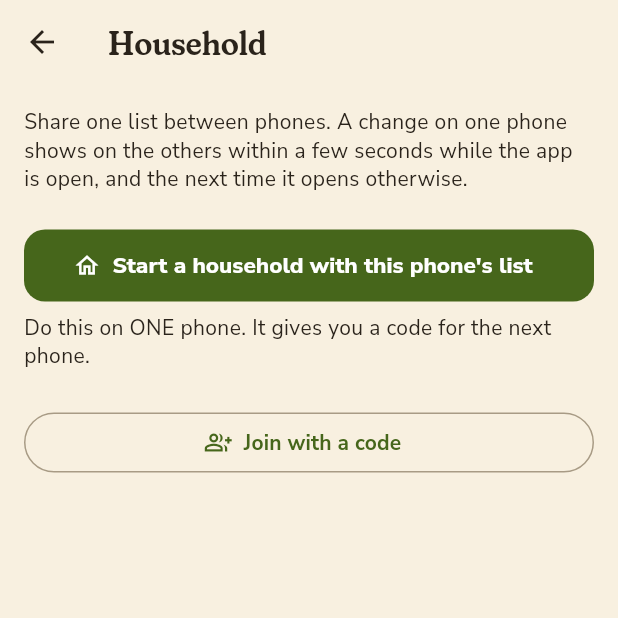
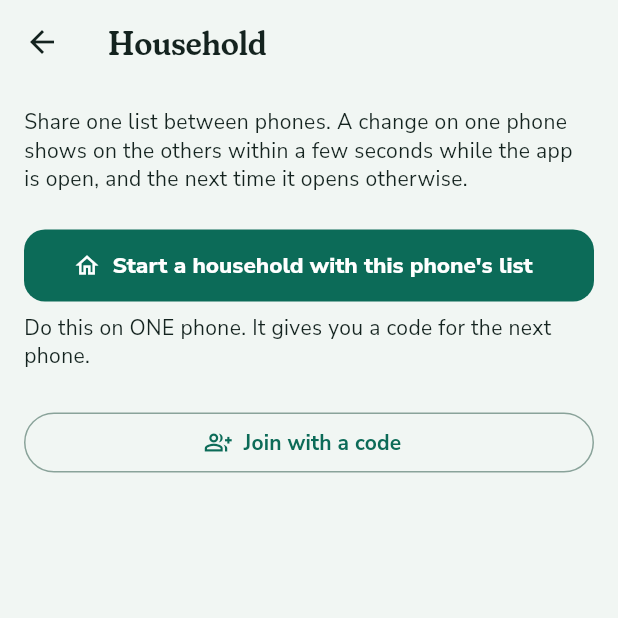
Before and after one commit to combinationsoupstudio/pantry-app, a Flutter app: the SettingsPage screen opened directly, after a tap on "Emily", after a tap on "Share with the household", on a phone screen of 412 x 824 dp, the top half of it. Run offline on Flutter 3.47's test engine with Material 3 defaults, Android fonts, the phone set to English and light mode, and no system bars; our stand-ins replace file_picker, flutter_local_notifications, image_picker, material_ui, share_plus, speech_to_text and 1 more; missing offline and left inert: google_mlkit_text_recognition, mobile_scanner.

Commit message:
feat(look): Market fresh is the default look (#38)
Chris, 24 Nov 2026: 'I like Market Fresh'. Warm pantry stays in Settings.

Co-Authored-By: Claude Opus 5.5 <noreply@anthropic.com>
Claude-Session: https://claude.ai/code/session_01M63q4LQrrBtZZ3g6zPVPHe

```diff
--- a/lib/app.dart
+++ b/lib/app.dart
@@ -21,7 +21,7 @@ class PantryApp extends StatelessWidget {
       child: ListenableBuilder(
         listenable: store,
         builder: (context, _) {
-          final look = PantryLook.fromName(store.setting<String>('look', 'warm'));
+          final look = PantryLook.fromName(store.setting<String>('look', 'market'));
           return MaterialApp(
             title: 'Pantry',
             debugShowCheckedModeBanner: false,
--- a/lib/ui/pages/settings_page.dart
+++ b/lib/ui/pages/settings_page.dart
@@ -81,7 +81,7 @@ class SettingsPage extends StatelessWidget {
                     label: Text(l.label, key: ValueKey('look-${l.name}')),
                   ),
               ],
-              selected: {PantryLook.fromName(store.setting<String>('look', 'warm'))},
+              selected: {PantryLook.fromName(store.setting<String>('look', 'market'))},
               onSelectionChanged: (v) => store.setSetting('look', v.first.name),
             ),
           ),
--- a/lib/ui/theme.dart
+++ b/lib/ui/theme.dart
@@ -13,7 +13,8 @@ enum PantryLook {
   const PantryLook(this.label);
   final String label;
 
-  static PantryLook fromName(Object? name) => name == 'market' ? PantryLook.market : PantryLook.warm;
+  /// Market fresh is the default (Chris, 24 Nov 2026: "I like Market Fresh").
+  static PantryLook fromName(Object? name) => name == 'warm' ? PantryLook.warm : PantryLook.market;
 }
 
 /// One look in one brightness: every colour the theme is built from.
@@ -212,7 +213,7 @@ class StatusColors extends ThemeExtension<StatusColors> {
   StatusColors lerp(StatusColors? other, double t) => (t < 0.5 || other == null) ? this : other;
 }
 
-ThemeData buildTheme(Brightness brightness, {PantryLook look = PantryLook.warm}) {
+ThemeData buildTheme(Brightness brightness, {PantryLook look = PantryLook.market}) {
   final p = Palette.of(look, brightness);
   final scheme = ColorScheme.fromSeed(
     seedColor: p.primary,
```
Also changed, not shown: 2 other files.
